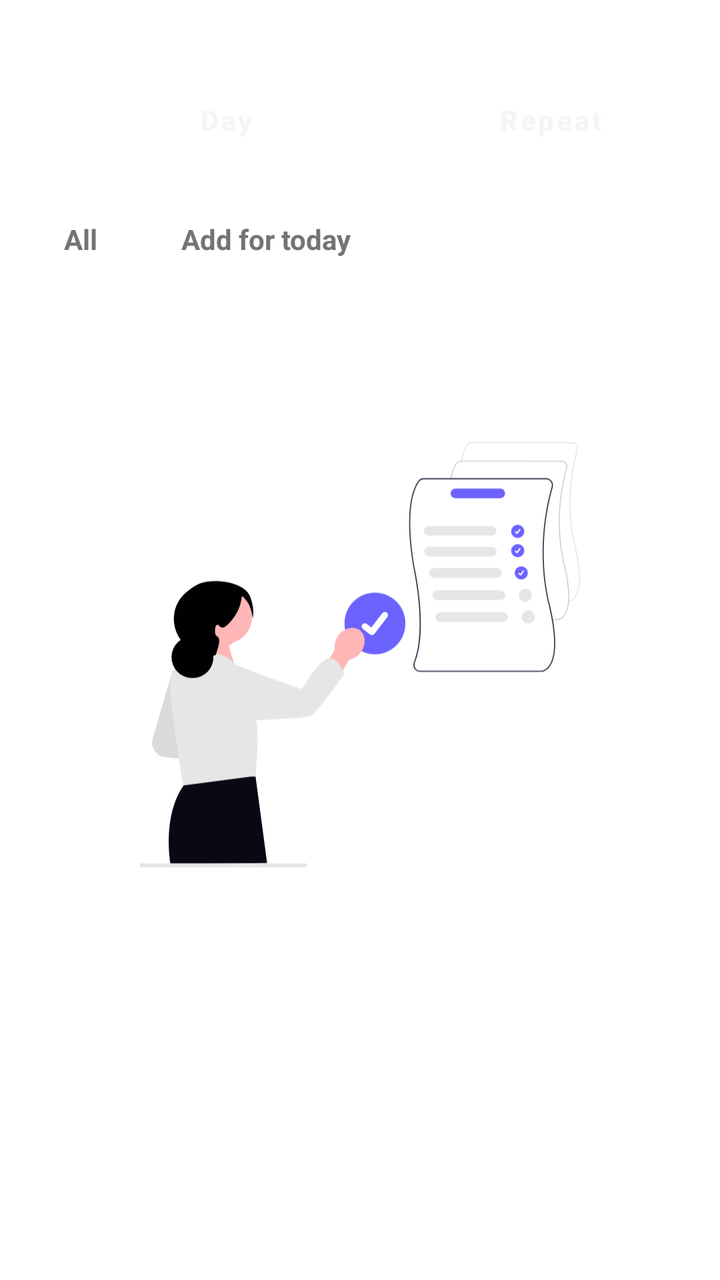
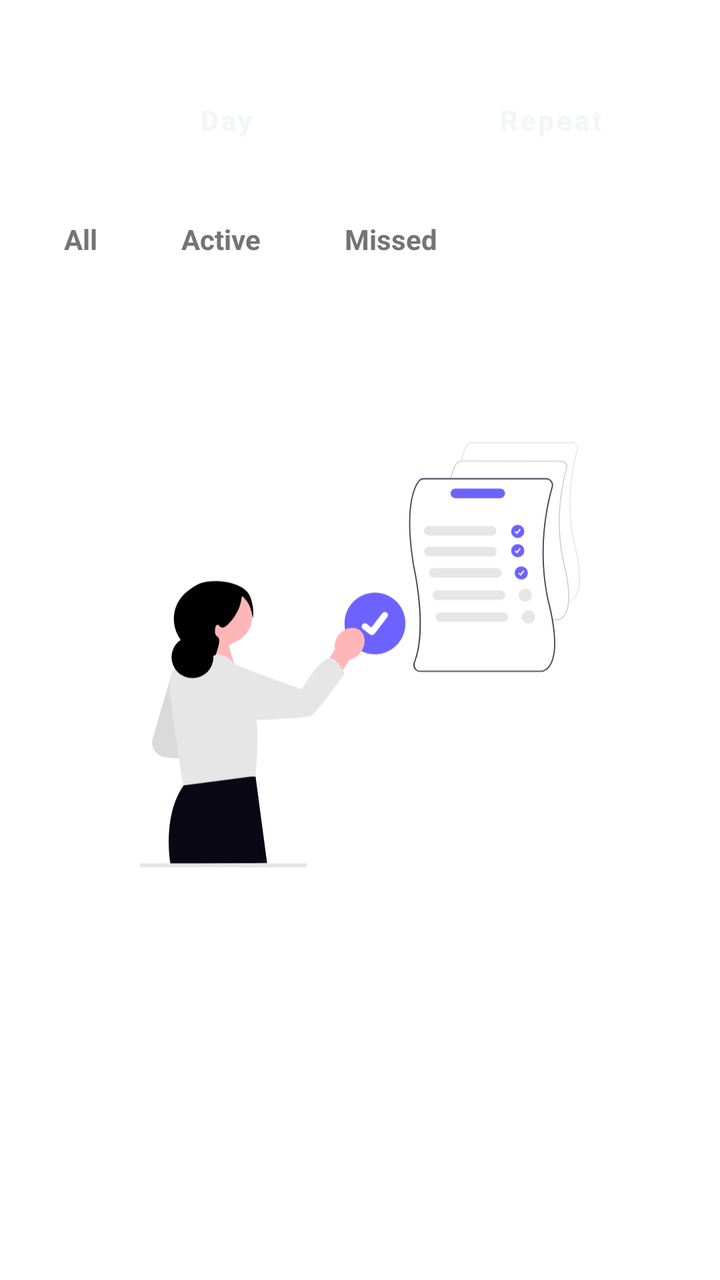

Screens rendered from an Android XML layout before and after an edit, with the pre-edit source and the edit as a unified diff.
<!-- AndroidManifest.xml: application theme Theme.GrowDaily -->
<!-- res/layout/fragment_manage_tasks.xml -->
<?xml version="1.0" encoding="utf-8"?>
<LinearLayout xmlns:android="http://schemas.android.com/apk/res/android"
    xmlns:app="http://schemas.android.com/apk/res-auto"
    android:layout_width="match_parent"
    android:layout_height="match_parent"
    android:orientation="vertical"
    android:paddingHorizontal="16dp"
    android:paddingTop="16dp">


    
    <FrameLayout
        android:layout_width="match_parent"
        android:layout_height="wrap_content"
        android:layout_marginTop="16dp"
        android:foregroundGravity="center">

        <LinearLayout
            android:id="@+id/topToggleContainer"
            android:layout_width="match_parent"
            android:layout_height="56dp"
            android:orientation="horizontal"
            android:background="@drawable/task_filter_chip"
            android:backgroundTint="@color/task_chip_surface"
            android:padding="6dp">

            <com.google.android.material.button.MaterialButton
                android:id="@+id/btnDay"
                style="@style/Widget.MaterialComponents.Button.TextButton"
                android:layout_width="0dp"
                android:layout_height="match_parent"
                android:layout_weight="1"
                android:text="Day"
                android:drawablePadding="8dp"
                android:textSize="14sp"
                android:textStyle="bold"
                android:textAllCaps="false"
                app:icon="@drawable/ic_calendar"
                app:iconGravity="textStart"
                app:iconTint="@color/white"
                app:cornerRadius="24dp"

                  />

            <Space
                android:layout_width="8dp"
                android:layout_height="1dp" />

            <com.google.android.material.button.MaterialButton
                android:id="@+id/btnRepeat"
                style="@style/Widget.MaterialComponents.Button.TextButton"
                android:layout_width="0dp"
                android:layout_height="match_parent"
                android:layout_weight="1"
                android:text="Repeat"
                android:drawablePadding="8dp"
                android:textSize="14sp"
                android:textStyle="bold"
                android:textAllCaps="false"
                app:icon="@drawable/ic_repeat"
                app:iconGravity="textStart"
                app:iconTint="@color/white"
                app:cornerRadius="24dp"
                />
        </LinearLayout>

        
        <View
            android:id="@+id/selectionIndicator"
            android:layout_width="0dp"
            android:layout_height="4dp"
            android:layout_gravity="bottom"
            android:layout_marginStart="6dp"
            android:layout_marginEnd="6dp"
            android:backgroundTint="@color/task_text_primary" />
    </FrameLayout>

    <HorizontalScrollView
        android:id="@+id/chipContainerDayScroll"
        android:layout_width="match_parent"
        android:layout_height="wrap_content"
        android:layout_marginTop="12dp"
        android:scrollbars="none">

        <LinearLayout
            android:layout_width="wrap_content"
            android:layout_height="wrap_content"
            android:orientation="horizontal">

            <TextView
                android:id="@+id/chipAllDay"
                android:layout_width="wrap_content"
                android:layout_height="wrap_content"
                android:background="@drawable/task_filter_chip"
                android:backgroundTint="@color/task_chip_surface"
                android:paddingHorizontal="16dp"
                android:paddingVertical="10dp"
                android:text="@string/manage_tab_all"
                android:textColor="@color/task_text_secondary"
                android:textStyle="bold" />

            <TextView
                android:id="@+id/chipAddForToday"
                android:layout_width="wrap_content"
                android:layout_height="wrap_content"
                android:layout_marginStart="10dp"
                android:background="@drawable/task_filter_chip"
                android:backgroundTint="@color/task_chip_surface"
                android:paddingHorizontal="16dp"
                android:paddingVertical="10dp"
                android:text="@string/manage_tab_add_for_today"
                android:textColor="@color/task_text_secondary"
                android:textStyle="bold" />
        </LinearLayout>
    </HorizontalScrollView>

    <HorizontalScrollView
        android:id="@+id/chipContainerRepeatScroll"
        android:layout_width="match_parent"
        android:layout_height="wrap_content"
        android:layout_marginTop="12dp"
        android:scrollbars="none"
        android:visibility="gone">

        <LinearLayout
            android:layout_width="wrap_content"
            android:layout_height="wrap_content"
            android:orientation="horizontal">

            <TextView
                android:id="@+id/chipAllRepeat"
                android:layout_width="wrap_content"
                android:layout_height="wrap_content"
                android:background="@drawable/task_filter_chip"
                android:backgroundTint="@color/task_chip_surface"
                android:paddingHorizontal="16dp"
                android:paddingVertical="10dp"
                android:text="@string/manage_tab_all"
                android:textColor="@color/task_text_secondary"
                android:textStyle="bold" />

            <TextView
                android:id="@+id/chipActive"
                android:layout_width="wrap_content"
                android:layout_height="wrap_content"
                android:layout_marginStart="10dp"
                android:background="@drawable/task_filter_chip"
                android:backgroundTint="@color/task_chip_surface"
                android:paddingHorizontal="16dp"
                android:paddingVertical="10dp"
                android:text="@string/manage_tab_active"
                android:textColor="@color/task_text_secondary"
                android:textStyle="bold" />

            <TextView
                android:id="@+id/chipPaused"
                android:layout_width="wrap_content"
                android:layout_height="wrap_content"
                android:layout_marginStart="10dp"
                android:background="@drawable/task_filter_chip"
                android:backgroundTint="@color/task_chip_surface"
                android:paddingHorizontal="16dp"
                android:paddingVertical="10dp"
                android:text="@string/paused_repeat_tasks_tab"
                android:textColor="@color/task_text_secondary"
                android:textStyle="bold" />

            <TextView
                android:id="@+id/chipEnded"
                android:layout_width="wrap_content"
                android:layout_height="wrap_content"
                android:layout_marginStart="10dp"
                android:background="@drawable/task_filter_chip"
                android:backgroundTint="@color/task_chip_surface"
                android:paddingHorizontal="16dp"
                android:paddingVertical="10dp"
                android:text="@string/ended_repeat_tasks_tab"
                android:textColor="@color/task_text_secondary"
                android:textStyle="bold" />
        </LinearLayout>
    </HorizontalScrollView>

    <FrameLayout
        android:layout_width="match_parent"
        android:layout_height="0dp"
        android:layout_weight="1"
        android:paddingBottom="48dp">

        <androidx.recyclerview.widget.RecyclerView
            android:id="@+id/recyclerManageRepeatTasks"
            android:layout_width="match_parent"
            android:layout_height="match_parent"
            android:clipToPadding="false"
            android:paddingTop="4dp"
            android:paddingBottom="12dp" />

        <LinearLayout
            android:id="@+id/emptyStateContainer"
            android:layout_width="match_parent"
            android:layout_height="match_parent"
            android:gravity="center"
            android:orientation="vertical">

            <ImageView
                android:id="@+id/ivEmptyState"
                android:layout_width="220dp"
                android:layout_height="220dp"
                android:contentDescription="@string/none"
                android:src="@drawable/ic_to_do_list" />

            <TextView
                android:id="@+id/txtEmptyTitle"
                style="@style/EmptyStateTitle"
                android:layout_width="match_parent"
                android:gravity="center" />

            <TextView
                android:id="@+id/txtEmptySubtitle"
                style="@style/EmptyStateSubtitle" />
        </LinearLayout>
    </FrameLayout>

</LinearLayout>
<!-- resources referenced by this layout -->
<resources>
  <color name="task_chip_surface">#FFFFFF</color>
  <color name="task_text_primary">#111111</color>
  <color name="task_text_secondary">#747474</color>
  <color name="white">#FFFFFF</color>
  <!-- drawable task_filter_chip (drawable) -->
  <?xml version="1.0" encoding="utf-8"?>
  <shape xmlns:android="http://schemas.android.com/apk/res/android" android:shape="rectangle">
      <solid android:color="@color/task_chip_surface"/>
      <corners android:radius="18dp"/>
      <stroke
          android:width="1dp"
          android:color="@color/task_chip_stroke" />
  </shape>
  <string name="ended_repeat_tasks_tab">Ended</string>
  <string name="manage_tab_active">Active</string>
  <string name="manage_tab_add_for_today">Add for today</string>
  <string name="manage_tab_all">All</string>
  <string name="none">none</string>
  <string name="paused_repeat_tasks_tab">Paused</string>
  <style name="EmptyStateSubtitle">
          <item name="android:layout_width">match_parent</item>
          <item name="android:layout_height">wrap_content</item>
          <item name="android:layout_marginTop">10dp</item>
          <item name="android:gravity">center</item>
          <item name="android:textColor">@color/task_text_secondary</item>
          <item name="android:textSize">14sp</item>
      </style>
  <style name="EmptyStateTitle">
          <item name="android:layout_width">wrap_content</item>
          <item name="android:layout_height">wrap_content</item>
          <item name="android:layout_marginTop">20dp</item>
          <item name="android:textColor">@color/task_text_primary</item>
          <item name="android:textSize">20sp</item>
          <item name="android:textStyle">bold</item>
      </style>
  <style name="Theme.GrowDaily" parent="Theme.MaterialComponents.DayNight.DarkActionBar">
          
          <item name="colorPrimary">@color/app_bar_surface</item>
          <item name="colorPrimaryVariant">@color/app_bar_surface</item>
          <item name="colorOnPrimary">@color/app_bar_content</item>
  
          
          <item name="colorSecondary">@color/brand_blue</item>
          <item name="colorSecondaryVariant">@color/brand_blue</item>
          <item name="colorOnSecondary">@color/white</item>
  
          
          <item name="android:statusBarColor">@color/app_bar_surface</item>
          <item name="android:windowLightStatusBar">true</item>
          <item name="android:forceDarkAllowed">false</item>
      </style>
  <color name="task_chip_stroke">#E8EBF2</color>
  <color name="app_bar_surface">#F3F5F9</color>
  <color name="app_bar_content">#111111</color>
  <color name="brand_blue">#708CFF</color>
  <!-- unchanged entries left out for length: 3 -->
</resources>

<!-- the commit's change to res/layout/fragment_manage_tasks.xml (unified diff, before → after) -->
@@ -100,15 +100,28 @@
                 android:textStyle="bold" />
 
             <TextView
-                android:id="@+id/chipAddForToday"
-                android:layout_width="wrap_content"
-                android:layout_height="wrap_content"
-                android:layout_marginStart="10dp"
-                android:background="@drawable/task_filter_chip"
-                android:backgroundTint="@color/task_chip_surface"
-                android:paddingHorizontal="16dp"
-                android:paddingVertical="10dp"
-                android:text="@string/manage_tab_add_for_today"
+                android:id="@+id/chipDayActive"
+                android:layout_width="wrap_content"
+                android:layout_height="wrap_content"
+                android:layout_marginStart="10dp"
+                android:background="@drawable/task_filter_chip"
+                android:backgroundTint="@color/task_chip_surface"
+                android:paddingHorizontal="16dp"
+                android:paddingVertical="10dp"
+                android:text="@string/manage_tab_active"
+                android:textColor="@color/task_text_secondary"
+                android:textStyle="bold" />
+
+            <TextView
+                android:id="@+id/chipDayMissed"
+                android:layout_width="wrap_content"
+                android:layout_height="wrap_content"
+                android:layout_marginStart="10dp"
+                android:background="@drawable/task_filter_chip"
+                android:backgroundTint="@color/task_chip_surface"
+                android:paddingHorizontal="16dp"
+                android:paddingVertical="10dp"
+                android:text="@string/manage_tab_missed"
                 android:textColor="@color/task_text_secondary"
                 android:textStyle="bold" />
         </LinearLayout>
<!-- resource entries referenced after the edit -->
@@ -15,8 +15,8 @@
   </shape>
   <string name="ended_repeat_tasks_tab">Ended</string>
   <string name="manage_tab_active">Active</string>
-  <string name="manage_tab_add_for_today">Add for today</string>
   <string name="manage_tab_all">All</string>
+  <string name="manage_tab_missed">Missed</string>
   <string name="none">none</string>
   <string name="paused_repeat_tasks_tab">Paused</string>
   <style name="EmptyStateSubtitle">
